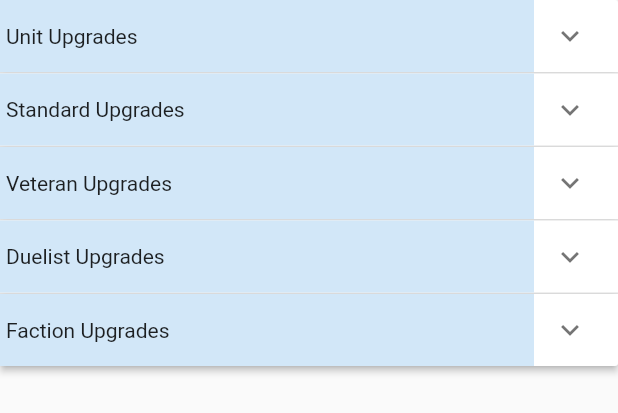
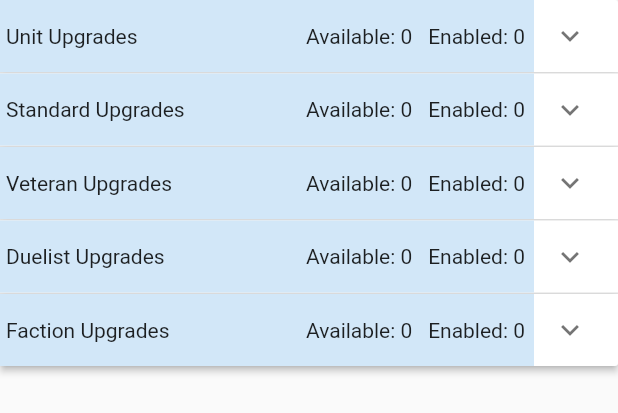
Before and after one commit to Ariemeth/gearforce-flutter, a Flutter app: the UpgradePanels widget shown alone on an empty page, opened directly with empty values, on a phone screen of 412 x 824 dp. Shown: the top 413 px of the screen. Run offline on Flutter 3.47's test engine with Material 2 defaults, Android fonts, the phone set to English and light mode, and no system bars; our stand-ins replace pdf, printing; missing offline and left inert: file_selector.

Commit message:
Added number available and number enabled to upgrades header selectors

```diff
--- a/lib/screens/roster/roster.dart
+++ b/lib/screens/roster/roster.dart
@@ -14,7 +14,7 @@ import 'package:url_launcher/url_launcher_string.dart';
 const double _leftPanelWidth = 670.0;
 const double _titleHeight = 40.0;
 const double _menuTitleHeight = 50.0;
-const String _version = '0.95.0';
+const String _version = '0.96.0';
 const String _bugEmailAddress = 'gearforce@metadiversions.com';
 const String _dp9URL = 'https://www.dp9.com/';
 const String _sourceCodeURL = 'https://github.com/Ariemeth/gearforce-flutter';
--- a/lib/screens/upgrades/upgrades_dialog.dart
+++ b/lib/screens/upgrades/upgrades_dialog.dart
@@ -189,15 +189,31 @@ class _UpgradePanelsState extends State<UpgradePanels> {
 
   ExpansionPanel _buildPanel(
       String text, List<BaseModification> mods, int panelIndex) {
+    final numAvailable = mods
+        .where((m) => m.requirementCheck(
+            widget.rs, widget.roster, widget.cg, widget.unit))
+        .length;
+    final numEnabled = mods.where((m) => widget.unit.hasMod(m.id)).length;
     final panel = ExpansionPanel(
       canTapOnHeader: true,
       headerBuilder: (context, isExpanded) {
         return Container(
-          padding: EdgeInsets.fromLTRB(4.0, 0.0, 4.0, 0.0),
+          padding: EdgeInsets.fromLTRB(4.0, 0.0, 6.0, 0.0),
           color: Color.fromARGB(255, 210, 231, 248),
           child: Align(
             alignment: Alignment.centerLeft,
-            child: Text(text),
+            child: Row(
+              children: [
+                SizedBox(
+                  child: Text(text),
+                  width: 200.0,
+                ),
+                Text('Available: $numAvailable'),
+                Spacer(),
+                Text('Enabled: $numEnabled')
+              ],
+              //    mainAxisAlignment: MainAxisAlignment.spaceBetween,
+            ),
           ),
         );
       },
--- a/pubspec.yaml
+++ b/pubspec.yaml
@@ -16,7 +16,7 @@ publish_to: "none" # Remove this line if you wish to publish to pub.dev
 # Read more about iOS versioning at
 # https://developer.apple.com/library/archive/documentation/General/Reference/InfoPlistKeyReference/Articles/CoreFoundationKeys.html
 
-version: 0.95.0
+version: 0.96.0
 
 environment:
   sdk: ">=3.0.0"
```
